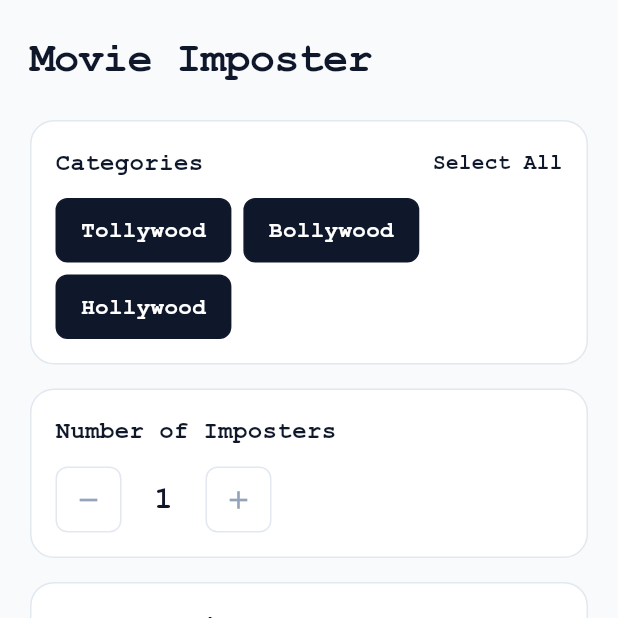
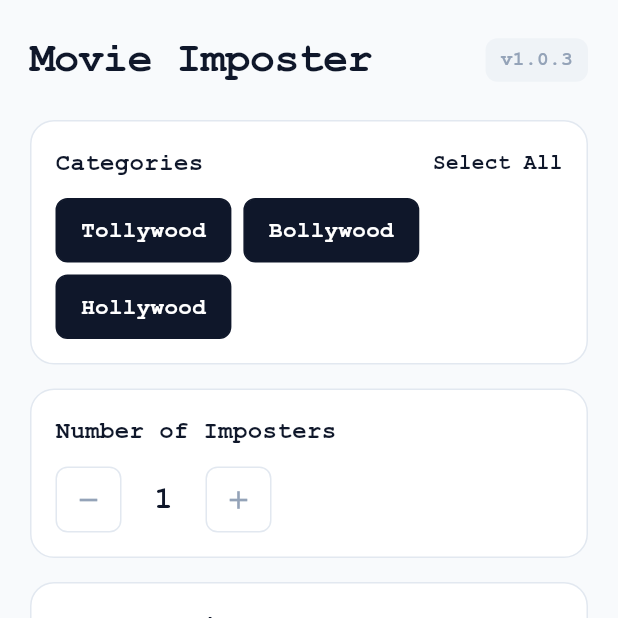
Before and after one commit to P-Sushanth/Movie_Imposter, a Flutter app: the screen it shows after launch, on a phone screen of 412 x 824 dp, the top half of it. Run offline on Flutter 3.47's test engine with Material 3 defaults, Android fonts, the phone set to English and light mode, and no system bars; network calls fail; project files that could hold a hidden picture were left out.

Commit message:
fix: add INTERNET permissions to AndroidManifest and tappable version badge

```diff
--- a/flutter_app/lib/screens/setup_screen.dart
+++ b/flutter_app/lib/screens/setup_screen.dart
@@ -1,5 +1,6 @@
 import 'package:flutter/material.dart';
 import '../models/movie.dart';
+import '../services/update_service.dart';
 import '../theme/app_colors.dart';
 import '../widgets/primary_button.dart';
 
@@ -50,7 +51,11 @@ class SetupScreen extends StatelessWidget {
                 child: Column(
                   crossAxisAlignment: CrossAxisAlignment.start,
                   children: [
-                    // Title
+                    // Title & Version Badge
+                    Row(
+                      mainAxisAlignment: MainAxisAlignment.spaceBetween,
+                      crossAxisAlignment: CrossAxisAlignment.center,
+                      children: [
                         const Text(
                           'Movie Imposter',
                           style: TextStyle(
@@ -59,6 +64,29 @@ class SetupScreen extends StatelessWidget {
                             color: AppColors.textPrimary,
                             letterSpacing: -0.5,
                           ),
+                        ),
+                        InkWell(
+                          onTap: () {
+                            UpdateService.checkAndShowUpdateDialog(context, showNoUpdateMessage: true);
+                          },
+                          borderRadius: BorderRadius.circular(8),
+                          child: Container(
+                            padding: const EdgeInsets.symmetric(horizontal: 10, vertical: 5),
+                            decoration: BoxDecoration(
+                              color: AppColors.surfaceBorder.withOpacity(0.4),
+                              borderRadius: BorderRadius.circular(8),
+                            ),
+                            child: const Text(
+                              'v$kCurrentAppVersion',
+                              style: TextStyle(
+                                fontSize: 13,
+                                fontWeight: FontWeight.w700,
+                                color: AppColors.textMuted,
+                              ),
+                            ),
+                          ),
+                        ),
+                      ],
                     ),
                     const SizedBox(height: 20),
 
--- a/flutter_app/lib/services/update_service.dart
+++ b/flutter_app/lib/services/update_service.dart
@@ -48,13 +48,13 @@ class UpdateService {
     HttpClient? client;
     try {
       client = HttpClient();
-      client.connectionTimeout = const Duration(seconds: 3);
+      client.connectionTimeout = const Duration(seconds: 5);
 
       final request = await client.getUrl(Uri.parse(kGithubReleasesApiUrl));
       request.headers.set('User-Agent', 'MovieImposterApp');
       request.headers.set('Accept', 'application/vnd.github.v3+json');
 
-      final response = await request.close().timeout(const Duration(seconds: 4));
+      final response = await request.close().timeout(const Duration(seconds: 6));
       if (response.statusCode != 200) return null;
 
       final body = await response.transform(utf8.decoder).join();
@@ -98,9 +98,24 @@ class UpdateService {
   }
 
   /// Checks and presents an update dialog if an update exists.
-  static Future<void> checkAndShowUpdateDialog(BuildContext context) async {
+  static Future<void> checkAndShowUpdateDialog(
+    BuildContext context, {
+    bool showNoUpdateMessage = false,
+  }) async {
     final update = await checkForUpdate();
-    if (update == null || !context.mounted) return;
+    if (!context.mounted) return;
+
+    if (update == null) {
+      if (showNoUpdateMessage) {
+        ScaffoldMessenger.of(context).showSnackBar(
+          const SnackBar(
+            content: Text('You are on the latest version!'),
+            duration: Duration(seconds: 2),
+          ),
+        );
+      }
+      return;
+    }
 
     showDialog(
       context: context,
```
Also changed, not shown: 1 other file. Lines whose indentation alone changed are shown as unchanged.
